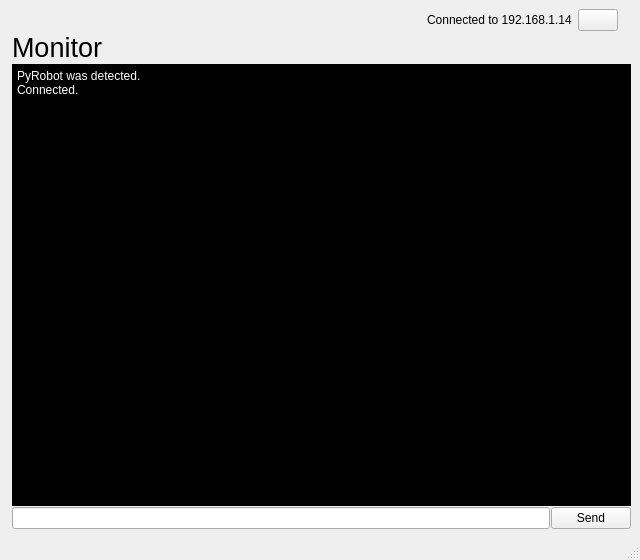
CactusTribe/PyRobot, file pyRobot.ui: the form before one commit.
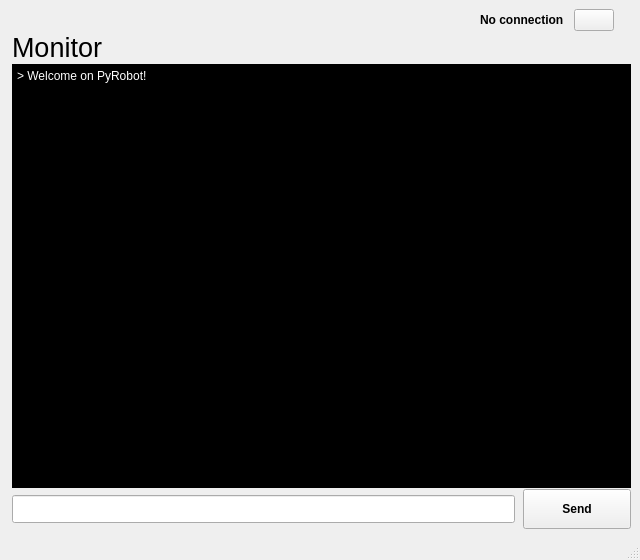
The form after the commit. Icons and pictures are not drawn.

```diff
--- a/pyRobot.ui
+++ b/pyRobot.ui
@@ -39,7 +39,7 @@
     <item row="0" column="0">
      <layout class="QHBoxLayout" name="horizontalLayout_3">
       <property name="spacing">
-       <number>6</number>
+       <number>10</number>
       </property>
       <item>
        <spacer name="horizontalSpacer">
@@ -55,9 +55,15 @@
        </spacer>
       </item>
       <item>
-       <widget class="QLabel" name="label_status_connection">
+       <widget class="QLabel" name="label_ip">
+        <property name="font">
+         <font>
+          <weight>75</weight>
+          <bold>true</bold>
+         </font>
+        </property>
         <property name="text">
-         <string>Connected to 192.168.1.14</string>
+         <string>No connection</string>
         </property>
        </widget>
       </item>
@@ -135,8 +141,8 @@
          <bool>true</bool>
         </property>
         <property name="plainText">
-         <string>PyRobot was detected.
-Connected.</string>
+         <string>&gt; Welcome on PyRobot!
+</string>
         </property>
         <property name="backgroundVisible">
          <bool>false</bool>
@@ -145,14 +151,61 @@
       </item>
       <item>
        <layout class="QHBoxLayout" name="horizontalLayout_2">
+        <property name="spacing">
+         <number>8</number>
+        </property>
+        <property name="sizeConstraint">
+         <enum>QLayout::SetDefaultConstraint</enum>
+        </property>
+        <property name="topMargin">
+         <number>0</number>
+        </property>
+        <property name="rightMargin">
+         <number>0</number>
+        </property>
         <item>
-         <widget class="QLineEdit" name="lineEdit"/>
+         <widget class="QLineEdit" name="lineEdit_commandline">
+          <property name="minimumSize">
+           <size>
+            <width>0</width>
+            <height>28</height>
+           </size>
+          </property>
+         </widget>
         </item>
         <item>
-         <widget class="QPushButton" name="pushButton">
+         <widget class="QPushButton" name="pushButton_send_monitor">
+          <property name="minimumSize">
+           <size>
+            <width>108</width>
+            <height>40</height>
+           </size>
+          </property>
+          <property name="font">
+           <font>
+            <weight>75</weight>
+            <bold>true</bold>
+           </font>
+          </property>
           <property name="text">
            <string>Send</string>
           </property>
+          <property name="icon">
+           <iconset resource="resources.qrc">
+            <normaloff>:/resources/img/resources/img/Right.png</normaloff>:/resources/img/resources/img/Right.png</iconset>
+          </property>
+          <property name="iconSize">
+           <size>
+            <width>26</width>
+            <height>26</height>
+           </size>
+          </property>
+          <property name="autoDefault">
+           <bool>false</bool>
+          </property>
+          <property name="flat">
+           <bool>false</bool>
+          </property>
          </widget>
         </item>
        </layout>
```
Left out of the diff: 22 changed lines with no effect on the pictures.
